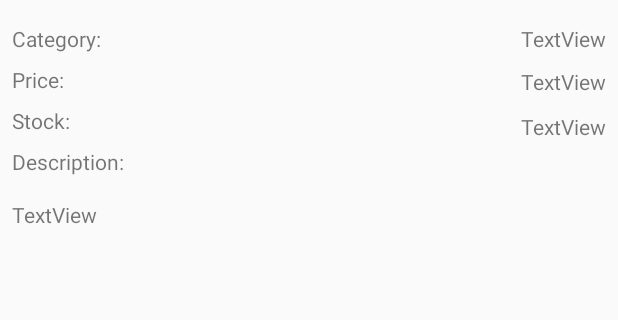
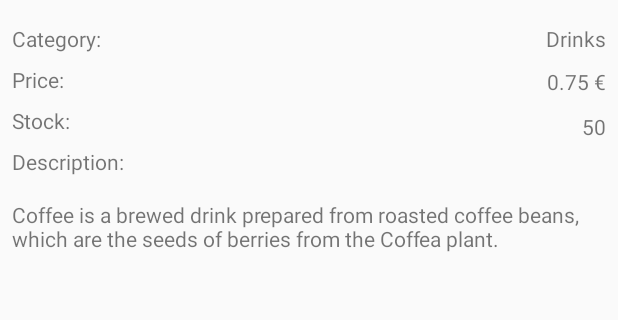
Before and after one commit to MistahJorge/OCafe, an Android app: the screen it shows after launch (MainActivity), after a tap on "Coffee", on a phone screen of 412 x 824 dp, the part 443-763 px from its top. Run offline under Robolectric (Android 15) with nearby library versions, the phone set to English and light mode, and no system bars; pictures from the network do not load.

Commit message:
Realização do projeto através do Guia Prático "Aplicação News" - Passo 10 (outra coisa que eu fiz foi simplificar o programa retirando código desnecessário)

```diff
--- a/app/src/main/java/com/example/jorge/ocafe/FragmentCache.java
+++ b/app/src/main/java/com/example/jorge/ocafe/FragmentCache.java
@@ -8,25 +8,29 @@ public class FragmentCache {
     static ProductListFragment productsListFragmentPortrait;
     static ProductListFragment productsListFragmentLand;
     static ProductDetailsFragment productDetailsFragmentPortrait;
-    static  ProductDetailsFragment productDetailsFragmentLand;
+    static ProductDetailsFragment productDetailsFragmentLand;
 
     public static ProductListFragment getProductsListFragmentPortrait() {
-        if (null == productsListFragmentPortrait) productsListFragmentPortrait = new ProductListFragment();
-        return productsListFragmentPortrait;
+        if (null == FragmentCache.productsListFragmentPortrait)
+            FragmentCache.productsListFragmentPortrait = new ProductListFragment();
+        return FragmentCache.productsListFragmentPortrait;
     }
 
     public static ProductDetailsFragment getProductDetailsFragmentPortrait() {
-        if (null == productDetailsFragmentPortrait) productDetailsFragmentPortrait = new ProductDetailsFragment();
-        return productDetailsFragmentPortrait;
+        if (null == FragmentCache.productDetailsFragmentPortrait)
+            FragmentCache.productDetailsFragmentPortrait = new ProductDetailsFragment();
+        return FragmentCache.productDetailsFragmentPortrait;
     }
 
     public static ProductListFragment getProductsListFragmentLand() {
-        if (null == productsListFragmentLand) productsListFragmentLand = new ProductListFragment();
-        return productsListFragmentLand;
+        if (null == FragmentCache.productsListFragmentLand)
+            FragmentCache.productsListFragmentLand = new ProductListFragment();
+        return FragmentCache.productsListFragmentLand;
     }
 
     public static ProductDetailsFragment getProductDetailsFragmentLand() {
-        if (null == productDetailsFragmentLand) productDetailsFragmentLand = new ProductDetailsFragment();
-        return productDetailsFragmentLand;
+        if (null == FragmentCache.productDetailsFragmentLand)
+            FragmentCache.productDetailsFragmentLand = new ProductDetailsFragment();
+        return FragmentCache.productDetailsFragmentLand;
     }
 }
--- a/app/src/main/java/com/example/jorge/ocafe/MainActivity.java
+++ b/app/src/main/java/com/example/jorge/ocafe/MainActivity.java
@@ -18,20 +18,29 @@ public class MainActivity extends AppCompatActivity {
             "       \"Name\": \"Coffee\",\n" +
             "       \"Description\": \"Coffee is a brewed drink prepared from roasted coffee beans, which are the seeds of berries from the Coffea plant.\",\n" +
             "       \"Image\": \"https://upload.wikimedia.org/wikipedia/commons/thumb/4/45/A_small_cup_of_coffee.JPG/275px-A_small_cup_of_coffee.JPG\",\n" +
-            "       \"Price\" : 0.75,\n" +
-            "       \"Stock\" : 50\n" +
+            "       \"Price\": 0.75,\n" +
+            "       \"Stock\": 50\n" +
+            "   },\n" +
+            "   {\n" +
+            "       \"Category\": \"Food\",\n" +
+            "       \"Name\": \"Hamburguer\",\n" +
+            "       \"Description\": \"A Hamburguer is a sandwich consisting of one or more cooked patties of ground meat, usually beef, placed inside a sliced bread roll or bun.\",\n" +
+            "       \"Image\": \"http://fredlanches.com.br/wp-content/uploads/2016/07/model_hamb4.jpg\",\n" +
+            "       \"Price\": 1.50,\n" +
+            "       \"Stock\": 20\n" +
             "   },\n" +
             "   {\n" +
             "       \"Category\": \"Food\",\n" +
             "       \"Name\": \"Doughnut\",\n" +
             "       \"Description\": \"A doughnut is a type of fried dough confectionery or dessert food.\",\n" +
             "       \"Image\": \"https://www.duckdonuts.com/wp-content/uploads/2017/06/September_Glazed-310x320.png?x19636\",\n" +
-            "       \"Price\" : 1.10,\n" +
-            "       \"Stock\" : 28\n" +
+            "       \"Price\": 1.10,\n" +
+            "       \"Stock\": 43\n" +
             "   }\n" +
             "]";
 
     public static List<Product> products;
+    public static Product product;
 
     @Override
     protected void onCreate(Bundle savedInstanceState) {
@@ -39,18 +48,19 @@ public class MainActivity extends AppCompatActivity {
         setContentView(R.layout.activity_main);
 
         if (findViewById(R.id.fragment_container_portrait) != null) {
-            if (FragmentCache.productsListFragmentPortrait != null || FragmentCache.productDetailsFragmentPortrait != null) {
+            if (FragmentCache.productsListFragmentPortrait != null ||
+                    FragmentCache.productDetailsFragmentPortrait != null) {
                 return;
             }
-
             setPortraitFragment(FragmentCache.getProductsListFragmentPortrait());
 
         } else {
-            if (FragmentCache.productsListFragmentLand != null && FragmentCache.productDetailsFragmentLand != null) {
+            if (FragmentCache.productsListFragmentLand != null &&
+                    FragmentCache.productDetailsFragmentLand != null) {
                 return;
             }
-
-            setLandscapeFragment(FragmentCache.getProductsListFragmentLand(), FragmentCache.getProductDetailsFragmentLand());
+            setLandscapeFragment(FragmentCache.getProductsListFragmentLand(),
+                    FragmentCache.getProductDetailsFragmentLand());
         }
 
         if (products == null) {
--- a/app/src/main/java/com/example/jorge/ocafe/ProductDetailsFragment.java
+++ b/app/src/main/java/com/example/jorge/ocafe/ProductDetailsFragment.java
@@ -16,9 +16,8 @@ import com.bumptech.glide.Glide;
  */
 public class ProductDetailsFragment extends Fragment {
 
-    private static Product product;
-
     private static TextView productNameDetailsTextView;
+    private TextView productNameDetailsTextViewForIf;
     private static TextView productCategoryDetailsTextView;
     private static TextView productDescriptionDetailsTextView;
     private static ImageView productImageDetailsImageView;
@@ -42,31 +41,30 @@ public class ProductDetailsFragment extends Fragment {
     @Override
     public void onStart() {
         super.onStart();
-        if (getActivity().findViewById(R.id.fragment_container_portrait) == null) {
             this.context = getActivity();
-            productNameDetailsTextView = getActivity().findViewById(R.id.textViewProductNameDetails);
+            productNameDetailsTextViewForIf  = getActivity().findViewById(R.id.textViewProductNameDetails);
+            productNameDetailsTextView = productNameDetailsTextViewForIf;
             productCategoryDetailsTextView = getActivity().findViewById(R.id.textViewProductCategoryDetails);
             productDescriptionDetailsTextView = getActivity().findViewById(R.id.textViewProductDescriptionDetails);
             productImageDetailsImageView = getActivity().findViewById(R.id.imageViewProductImageDetails);
             productPriceDetailsTextView = getActivity().findViewById(R.id.textViewProductPriceDetails);
             productStockDetailsTextView = getActivity().findViewById(R.id.textViewProductStockDetails);
-            if (this.product != null) {
+
+            if (productNameDetailsTextViewForIf != null) {
                 ProductDetailsFragment.updateDetails();
             }
-        }
     }
 
-    public static void onArticleSelected(Product product) {
-        ProductDetailsFragment.product = product;
+    public static void onProductSelected() {
         ProductDetailsFragment.updateDetails();
     }
 
     private static void updateDetails(){
-        ProductDetailsFragment.productNameDetailsTextView.setText(ProductDetailsFragment.product.getName());
-        Glide.with(ProductDetailsFragment.context).load(ProductDetailsFragment.product.getImage()).into(productImageDetailsImageView);
-        ProductDetailsFragment.productCategoryDetailsTextView.setText(ProductDetailsFragment.product.getCategory());
-        ProductDetailsFragment.productDescriptionDetailsTextView.setText(ProductDetailsFragment.product.getDescription());
-        ProductDetailsFragment.productPriceDetailsTextView.setText(Double.toString(ProductDetailsFragment.product.getPrice()) + " €");
-        ProductDetailsFragment.productStockDetailsTextView.setText(Integer.toString(ProductDetailsFragment.product.getStock()));
+            ProductDetailsFragment.productNameDetailsTextView.setText(MainActivity.product.getName());
+            Glide.with(ProductDetailsFragment.context).load(MainActivity.product.getImage()).into(productImageDetailsImageView);
+            ProductDetailsFragment.productCategoryDetailsTextView.setText(MainActivity.product.getCategory());
+            ProductDetailsFragment.productDescriptionDetailsTextView.setText(MainActivity.product.getDescription());
+            ProductDetailsFragment.productPriceDetailsTextView.setText(Double.toString(MainActivity.product.getPrice()) + " €");
+            ProductDetailsFragment.productStockDetailsTextView.setText(Integer.toString(MainActivity.product.getStock()));
     }
 }
--- a/app/src/main/java/com/example/jorge/ocafe/ProductListFragment.java
+++ b/app/src/main/java/com/example/jorge/ocafe/ProductListFragment.java
@@ -33,32 +33,29 @@ public class ProductListFragment extends Fragment {
         super.onStart();
         productsAdapter = new ProductsAdapter(getActivity(), MainActivity.products);
         ListView listView = getActivity().findViewById(R.id.listViewProduct);
+        if (listView != null){
             listView.setAdapter(productsAdapter);
             listView.setOnItemClickListener(new AdapterView.OnItemClickListener() {
                 @Override
                 public void onItemClick(AdapterView<?> adapterView, View view, int i, long l) {
-                Product product = productsAdapter.getItem(i);
-                if (getActivity().findViewById(R.id.fragment_container_portrait) != null){
-                    changePortraitFragment(FragmentCache.getProductDetailsFragmentPortrait(), i);
+                    MainActivity.product = productsAdapter.getItem(i);
+                    if (getActivity().findViewById(R.id.fragment_container_portrait) != null) {
+                        changePortraitFragment(FragmentCache.getProductDetailsFragmentPortrait());
                     } else {
-                    ProductDetailsFragment.onArticleSelected(product);
+                        ProductDetailsFragment.onProductSelected();
                     }
                 }
             });
         }
+    }
 
-    public void changePortraitFragment(ProductDetailsFragment productDetailsFragment, int i) {
-        Bundle args =  new Bundle();
-        args.putInt("position", i);
-
-        productDetailsFragment.setArguments(args);
+    public void changePortraitFragment(ProductDetailsFragment productDetailsFragment) {
+        productDetailsFragment.setArguments(getActivity().getIntent().getExtras());
 
         FragmentTransaction transaction = getActivity().getSupportFragmentManager().beginTransaction();
 
         transaction.replace(R.id.fragment_container_portrait, productDetailsFragment);
         transaction.addToBackStack(null);
-
-        // Commit the transaction
         transaction.commit();
     }
 }
```
Lines whose indentation alone changed are shown as unchanged.
